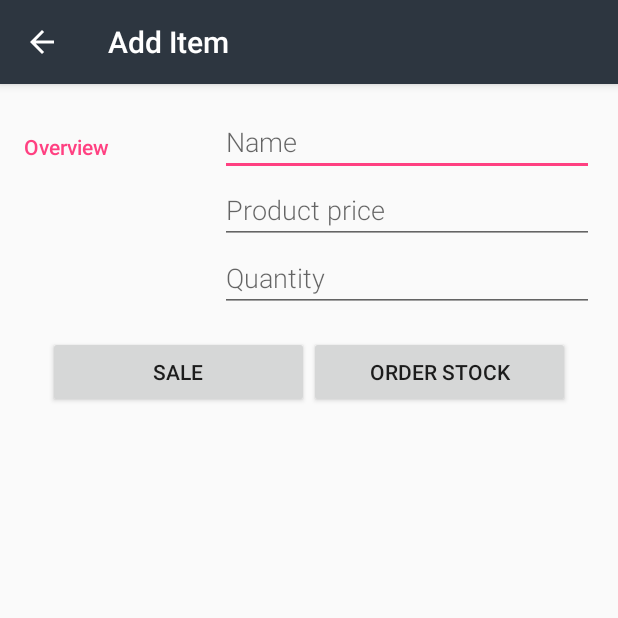
After one commit to rlog8760/InventoryManager, an Android app: the EditInventoryItemActivity screen opened directly, with no data from a screen before it, on a phone screen of 412 x 824 dp, the top half of it. The commit adds this screen. Run offline under Robolectric (Android 15) with nearby library versions, the phone set to English and light mode, and no system bars.

Commit message:
Added intent for editor activity and did layout for editor activity

```diff
--- /dev/null
+++ b/app/src/main/java/com/example/android/inventorymanager/EditInventoryItemActivity.java
@@ -0,0 +1,18 @@
+package com.example.android.inventorymanager;
+
+import android.os.Bundle;
+import android.support.v7.app.AppCompatActivity;
+
+/**
+ * Created by Ross on 08/11/16.
+ */
+public class EditInventoryItemActivity extends AppCompatActivity {
+
+    @Override
+    protected void onCreate(Bundle savedInstanceState) {
+        super.onCreate(savedInstanceState);
+        setContentView(R.layout.edit_inventory);
+
+
+    }
+}
--- /dev/null
+++ b/app/src/main/res/layout/edit_inventory.xml
@@ -0,0 +1,78 @@
+<?xml version="1.0" encoding="utf-8"?><!-- Copyright (C) 2016 The Android Open Source Project
+     Licensed under the Apache License, Version 2.0 (the "License");
+     you may not use this file except in compliance with the License.
+     You may obtain a copy of the License at
+          http://www.apache.org/licenses/LICENSE-2.0
+     Unless required by applicable law or agreed to in writing, software
+     distributed under the License is distributed on an "AS IS" BASIS,
+     WITHOUT WARRANTIES OR CONDITIONS OF ANY KIND, either express or implied.
+     See the License for the specific language governing permissions and
+     limitations under the License.
+--><!-- Layout for the editor -->
+<LinearLayout xmlns:android="http://schemas.android.com/apk/res/android"
+    android:layout_width="match_parent"
+    android:layout_height="match_parent"
+    android:orientation="vertical"
+    android:padding="16dp">
+
+    <!-- Overview category -->
+    <LinearLayout
+        android:layout_width="match_parent"
+        android:layout_height="wrap_content"
+        android:orientation="horizontal">
+
+        <!-- Label -->
+        <TextView
+            style="@style/CategoryStyle"
+            android:text="@string/category_overview" />
+
+        <!-- Input fields -->
+        <LinearLayout
+            android:layout_width="0dp"
+            android:layout_height="wrap_content"
+            android:layout_weight="2"
+            android:orientation="vertical"
+            android:paddingLeft="4dp">
+
+            <!-- Product Name field -->
+            <EditText
+                android:id="@+id/edit_product_name"
+                style="@style/EditorFieldStyle"
+                android:hint="@string/hint_product_name"
+                android:inputType="textCapWords" />
+
+            <!-- Product Price field -->
+            <EditText
+                android:id="@+id/edit_product_price"
+                style="@style/EditorFieldStyle"
+                android:hint="@string/hint_product_price"
+                android:inputType="textCapWords" />
+
+            <EditText
+                android:id="@+id/edit_product_quantity"
+                style="@style/EditorFieldStyle"
+                android:hint="@string/hint_product_quantity"
+                android:inputType="textCapWords" />
+        </LinearLayout>
+
+    </LinearLayout>
+
+    <LinearLayout
+        android:layout_width="match_parent"
+        android:layout_height="match_parent"
+        android:orientation="horizontal"
+        android:padding="16dp">
+
+        <Button
+            android:layout_width="0dp"
+            android:layout_height="wrap_content"
+            android:layout_weight="1"
+            android:text="@string/sale_button" />
+
+        <Button
+            android:layout_width="0dp"
+            android:layout_height="wrap_content"
+            android:layout_weight="1"
+            android:text="@string/order_stock_button" />
+    </LinearLayout>
+</LinearLayout>
--- a/app/src/main/res/values/colors.xml
+++ b/app/src/main/res/values/colors.xml
@@ -3,4 +3,9 @@
     <color name="colorPrimary">#3F51B5</color>
     <color name="colorPrimaryDark">#303F9F</color>
     <color name="colorAccent">#FF4081</color>
+    <!-- Primary color for the editor -->
+    <color name="editorColorPrimary">#2D3640</color>
+
+    <!-- Primary dark color for the editor -->
+    <color name="editorColorPrimaryDark">#394450</color>
 </resources>
--- a/app/src/main/res/values/strings.xml
+++ b/app/src/main/res/values/strings.xml
@@ -2,5 +2,14 @@
     <string name="app_name">InventoryManager</string>
     <string name="empty_view_title_text">No items in inventory</string>
     <string name="empty_view_subtitle_text">To add an item, click on the button below</string>
+    <string name="hint_product_name">Name</string>
+    <string name="hint_product_price">Product price</string>
+    <string name="hint_product_quantity">Quantity</string>
+    <string name="category_overview">Overview</string>
+    <string name="add_inventory_item_activity_title">Add Item</string>
+    <string name="editor_inventory_item_activity_title">Edit Item</string>
+    <string name="sale_button">Sale</string>
+    <string name="order_stock_button">Order Stock</string>
+
 
 </resources>
--- a/app/src/main/res/values/styles.xml
+++ b/app/src/main/res/values/styles.xml
@@ -8,4 +8,29 @@
         <item name="colorAccent">@color/colorAccent</item>
     </style>
 
+    <!-- Theme of the editor -->
+    <style name="EditorTheme" parent="Theme.AppCompat.Light.DarkActionBar">
+        <item name="colorPrimary">@color/editorColorPrimary</item>
+        <item name="colorPrimaryDark">@color/editorColorPrimaryDark</item>
+        <item name="colorAccent">@color/colorAccent</item>
+    </style>
+
+    <!-- Style for an EditText field in the editor -->
+    <style name="EditorFieldStyle">
+        <item name="android:layout_height">wrap_content</item>
+        <item name="android:layout_width">match_parent</item>
+        <item name="android:fontFamily">sans-serif-light</item>
+        <item name="android:textAppearance">?android:textAppearanceMedium</item>
+    </style>
+
+    <!-- Style for a category in the editor -->
+    <style name="CategoryStyle">
+        <item name="android:layout_height">wrap_content</item>
+        <item name="android:layout_width">0dp</item>
+        <item name="android:layout_weight">1</item>
+        <item name="android:paddingTop">16dp</item>
+        <item name="android:textColor">@color/colorAccent</item>
+        <item name="android:fontFamily">sans-serif-medium</item>
+        <item name="android:textAppearance">?android:textAppearanceSmall</item>
+    </style>
 </resources>
```
Also changed, not shown: app/src/main/AndroidManifest.xml (+10 -0 lines), app/src/main/java/com/example/android/inventorymanager/MainActivity.java (+11 -0 lines), app/src/main/res/layout/list_item.xml (added, +32 -0 lines).
